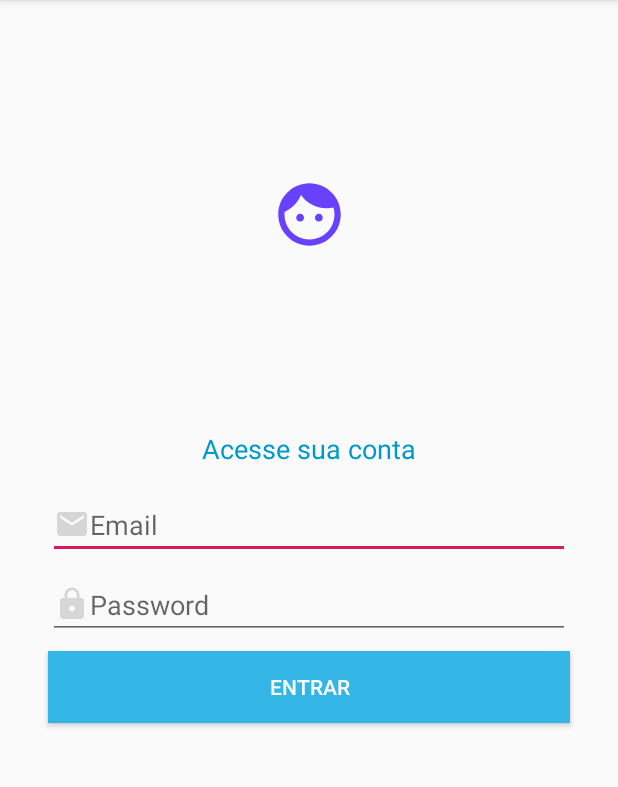
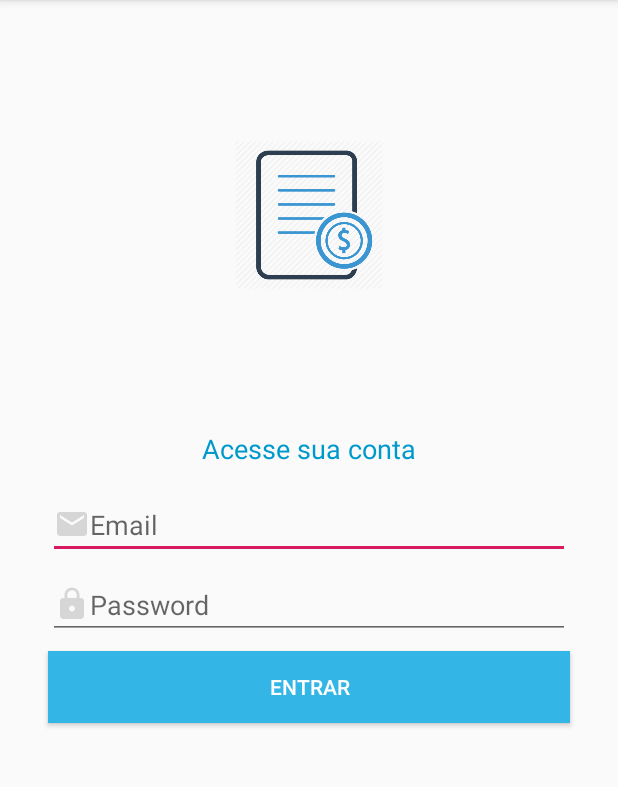
Before and after one commit to RobervaldSidrome/contepramim, an Android app: the LoginActivity screen opened directly, with no data from a screen before it, on a phone screen of 412 x 824 dp, the part 84-871 px from its top. Run offline under Robolectric (Android 15) with nearby library versions, the light colour scheme and no system bars; our stand-ins replace Firebase (no records; nobody signed in at launch, a user with empty details on screens opened directly).

Commit message:
adicionado assets

```diff
--- a/app/src/main/java/com/example/organize/activity/PrincipalActivity.java
+++ b/app/src/main/java/com/example/organize/activity/PrincipalActivity.java
@@ -246,7 +246,7 @@ public class PrincipalActivity extends AppCompatActivity {
 
     public void configuraCalendarView() {
 
-        CharSequence meses[] ={"Janeiro","Fevereiro","Março","Abriu","Maio","Junho","Julho",
+        CharSequence meses[] ={"Janeiro","Fevereiro","Março","Abril","Maio","Junho","Julho",
                                "Agosto","Setembro","Outubro","Novembro","Dezembro"};
         calendarView.setTitleMonths(meses);
 
--- a/app/src/main/res/layout/activity_login.xml
+++ b/app/src/main/res/layout/activity_login.xml
@@ -80,8 +80,8 @@
 
     <ImageView
         android:id="@+id/imageView3"
-        android:layout_width="50dp"
-        android:layout_height="50dp"
+        android:layout_width="100dp"
+        android:layout_height="100dp"
         android:layout_marginStart="8dp"
         android:layout_marginLeft="8dp"
         android:layout_marginTop="8dp"
@@ -92,5 +92,5 @@
         app:layout_constraintEnd_toEndOf="parent"
         app:layout_constraintStart_toStartOf="parent"
         app:layout_constraintTop_toTopOf="parent"
-        app:srcCompat="@drawable/ic_face_black_24dp" />
+        app:srcCompat="@drawable/venda" />
 </android.support.constraint.ConstraintLayout>
--- a/app/src/main/res/layout/content_principal.xml
+++ b/app/src/main/res/layout/content_principal.xml
@@ -42,6 +42,12 @@
             android:text="Saldo Geral"
             android:textColor="@android:color/white"
             android:textSize="18sp" />
+
+        <ImageView
+            android:id="@+id/imageView2"
+            android:layout_width="50dp"
+            android:layout_height="wrap_content"
+            app:srcCompat="@drawable/component" />
     </LinearLayout>
 
     <com.prolificinteractive.materialcalendarview.MaterialCalendarView xmlns:app="http://schemas.android.com/apk/res-auto"
```
Also changed, not shown: app/src/main/res/drawable/component.png (added), app/src/main/res/drawable/venda.png (added).
